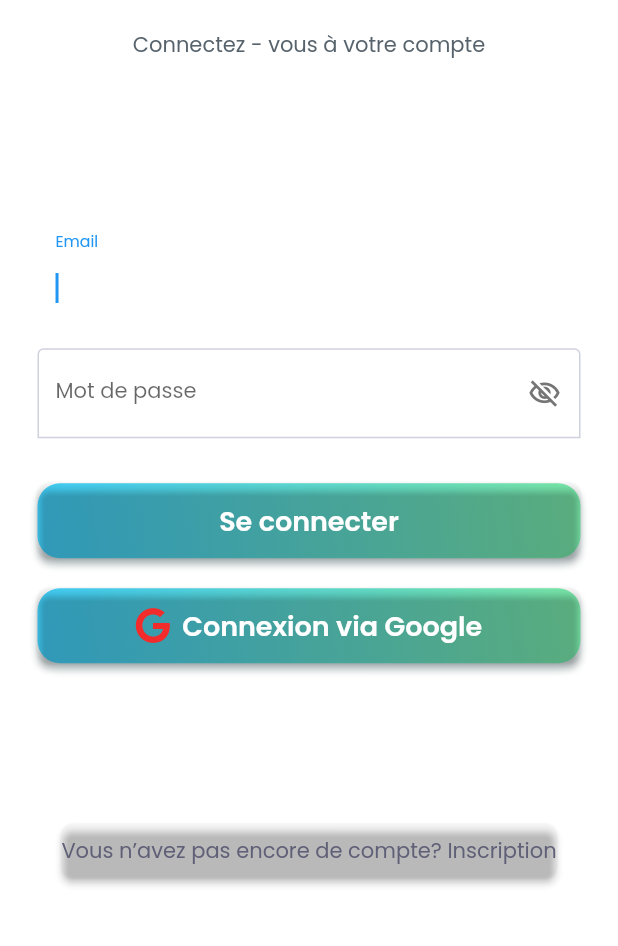
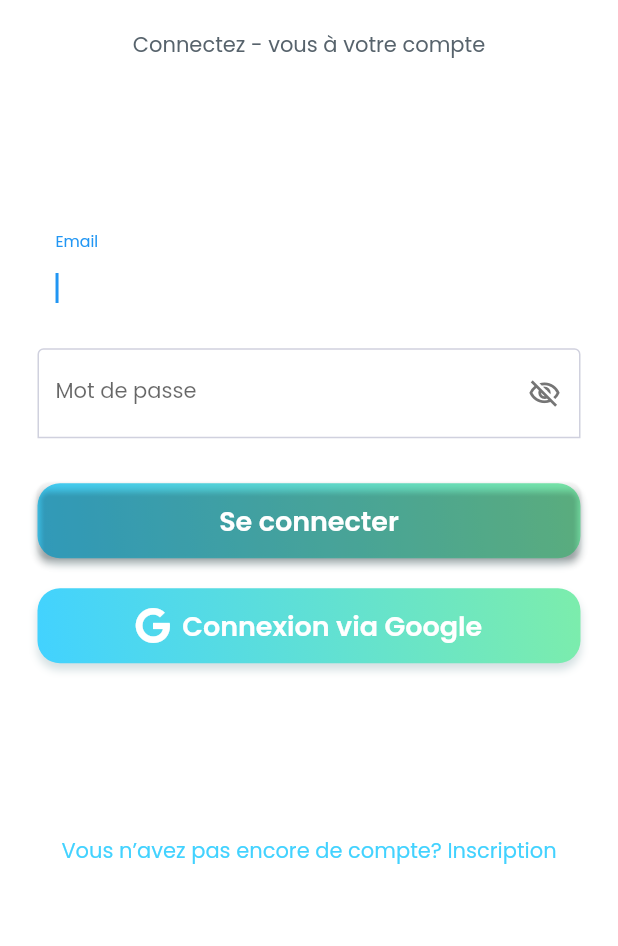
Before and after one commit to AvivoB/Pharmabox-FF, a Flutter app: the LoginWidget screen opened by its route, on a phone screen of 412 x 824 dp, the part 197-1143 px from its top. Run offline on Flutter 3.47's test engine with Material 2 defaults, Android fonts, the phone set to English and light mode, and no system bars; drawn by our look-alikes of auto_size_text; our stand-ins replace dropdown_button2, easy_debounce, file_picker, firebase_auth, firebase_core, firebase_storage and 17 more; missing offline and left inert: json_path, mime_type; accounts and stored records are empty.

Commit message:
Updating to latest FlutterFlow output.

```diff
--- a/lib/login/login_widget.dart
+++ b/lib/login/login_widget.dart
@@ -264,7 +264,6 @@ class _LoginWidgetState extends State<LoginWidget> {
                                           fontSize: 18.0,
                                           fontWeight: FontWeight.w600,
                                         ),
-                                    elevation: 2.0,
                                     borderSide: BorderSide(
                                       color: Colors.transparent,
                                       width: 1.0,
@@ -306,7 +305,7 @@ class _LoginWidgetState extends State<LoginWidget> {
                                   text: 'Connexion via Google',
                                   icon: FaIcon(
                                     FontAwesomeIcons.google,
-                                    color: Color(0xFFF22B2B),
+                                    color: Colors.white,
                                   ),
                                   options: FFButtonOptions(
                                     width: double.infinity,
@@ -324,7 +323,7 @@ class _LoginWidgetState extends State<LoginWidget> {
                                           fontSize: 18.0,
                                           fontWeight: FontWeight.w600,
                                         ),
-                                    elevation: 2.0,
+                                    elevation: 0.0,
                                     borderSide: BorderSide(
                                       color: Colors.transparent,
                                       width: 1.0,
@@ -348,14 +347,15 @@ class _LoginWidgetState extends State<LoginWidget> {
                           iconPadding: EdgeInsetsDirectional.fromSTEB(
                               0.0, 0.0, 0.0, 0.0),
                           color: Color(0x004B39EF),
-                          textStyle:
-                              FlutterFlowTheme.of(context).titleSmall.override(
-                                    fontFamily: 'Poppins',
-                                    color: Color(0xFF5F6077),
-                                    fontSize: 14.0,
-                                    fontWeight: FontWeight.normal,
-                                  ),
-                          elevation: 2.0,
+                          textStyle: FlutterFlowTheme.of(context)
+                              .titleSmall
+                              .override(
+                                fontFamily: 'Poppins',
+                                color: FlutterFlowTheme.of(context).focusColor,
+                                fontSize: 14.0,
+                                fontWeight: FontWeight.normal,
+                              ),
+                          elevation: 0.0,
                           borderSide: BorderSide(
                             color: Colors.transparent,
                             width: 1.0,
--- a/lib/password_reset/password_reset_widget.dart
+++ b/lib/password_reset/password_reset_widget.dart
@@ -206,7 +206,6 @@ class _PasswordResetWidgetState extends State<PasswordResetWidget> {
                                           fontSize: 18.0,
                                           fontWeight: FontWeight.w600,
                                         ),
-                                    elevation: 2.0,
                                     borderSide: BorderSide(
                                       color: Colors.transparent,
                                       width: 1.0,
--- a/lib/register/register_widget.dart
+++ b/lib/register/register_widget.dart
@@ -364,7 +364,7 @@ class _RegisterWidgetState extends State<RegisterWidget> {
                                           fontSize: 18.0,
                                           fontWeight: FontWeight.w600,
                                         ),
-                                    elevation: 2.0,
+                                    elevation: 0.0,
                                     borderSide: BorderSide(
                                       color: Colors.transparent,
                                       width: 1.0,
@@ -431,7 +431,7 @@ class _RegisterWidgetState extends State<RegisterWidget> {
                                           fontSize: 18.0,
                                           fontWeight: FontWeight.w600,
                                         ),
-                                    elevation: 2.0,
+                                    elevation: 0.0,
                                     borderSide: BorderSide(
                                       color: Colors.transparent,
                                       width: 1.0,
```
